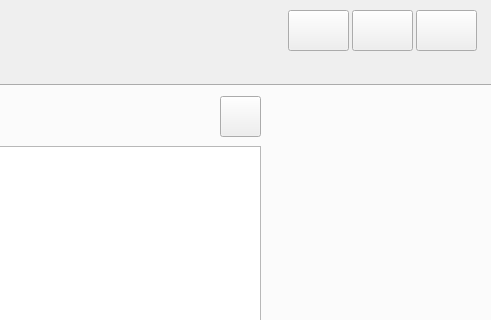
Old version of the form UI Files/MainWindowV1.ui in the repository steinmns/Cinema-Stats; both pictures show x 682 to 1173 and y 0 to 320 of the 1173 by 781 pixel window.
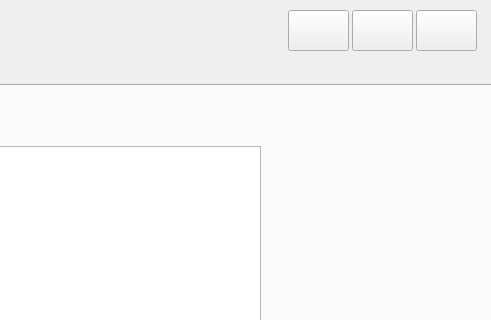
New version of the form.

Commit message: Removed refresh button from main page

What changed in the file:
```diff
--- a/UI Files/MainWindowV1.ui
+++ b/UI Files/MainWindowV1.ui
@@ -197,28 +197,6 @@
        <string>At a Glance</string>
       </property>
      </widget>
-     <widget class="QPushButton" name="RefreshRecentButton">
-      <property name="geometry">
-       <rect>
-        <x>900</x>
-        <y>10</y>
-        <width>41</width>
-        <height>41</height>
-       </rect>
-      </property>
-      <property name="toolTip">
-       <string>Settings</string>
-      </property>
-      <property name="text">
-       <string/>
-      </property>
-      <property name="iconSize">
-       <size>
-        <width>32</width>
-        <height>32</height>
-       </size>
-      </property>
-     </widget>
      <widget class="QLabel" name="FavoriteGenreLabel">
       <property name="geometry">
        <rect>
```
The commit also changes 5 other files.
